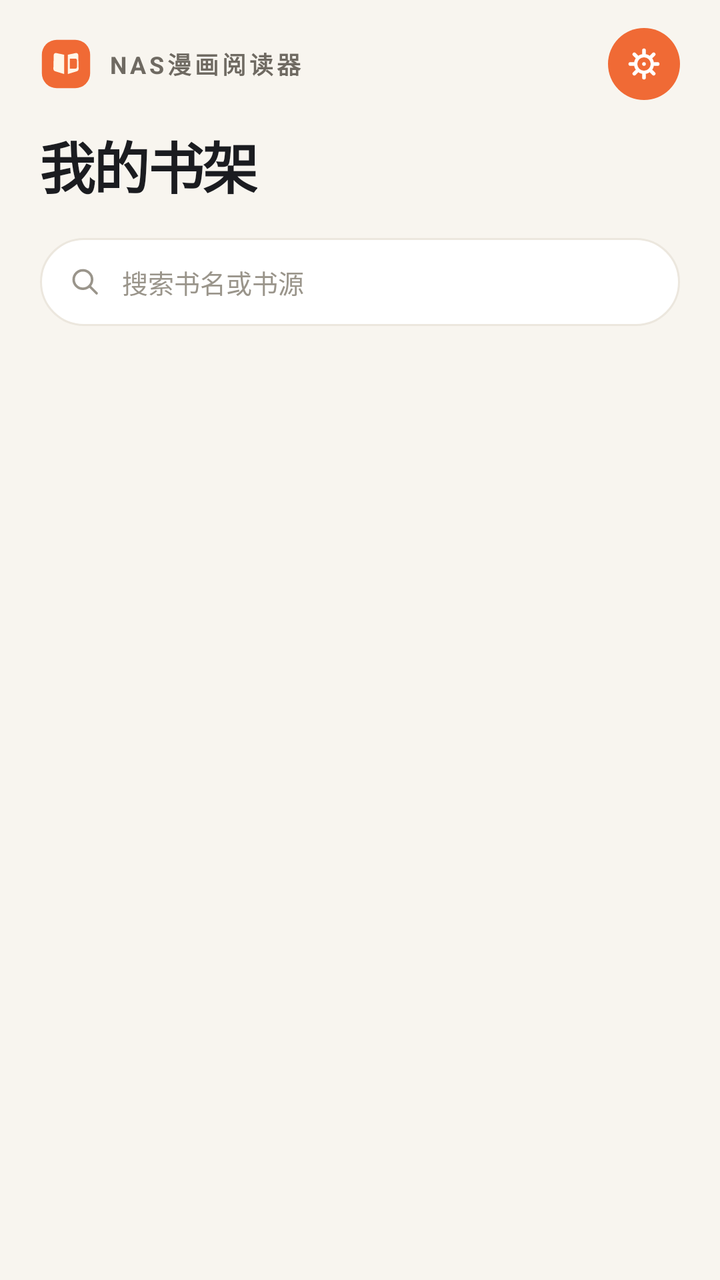
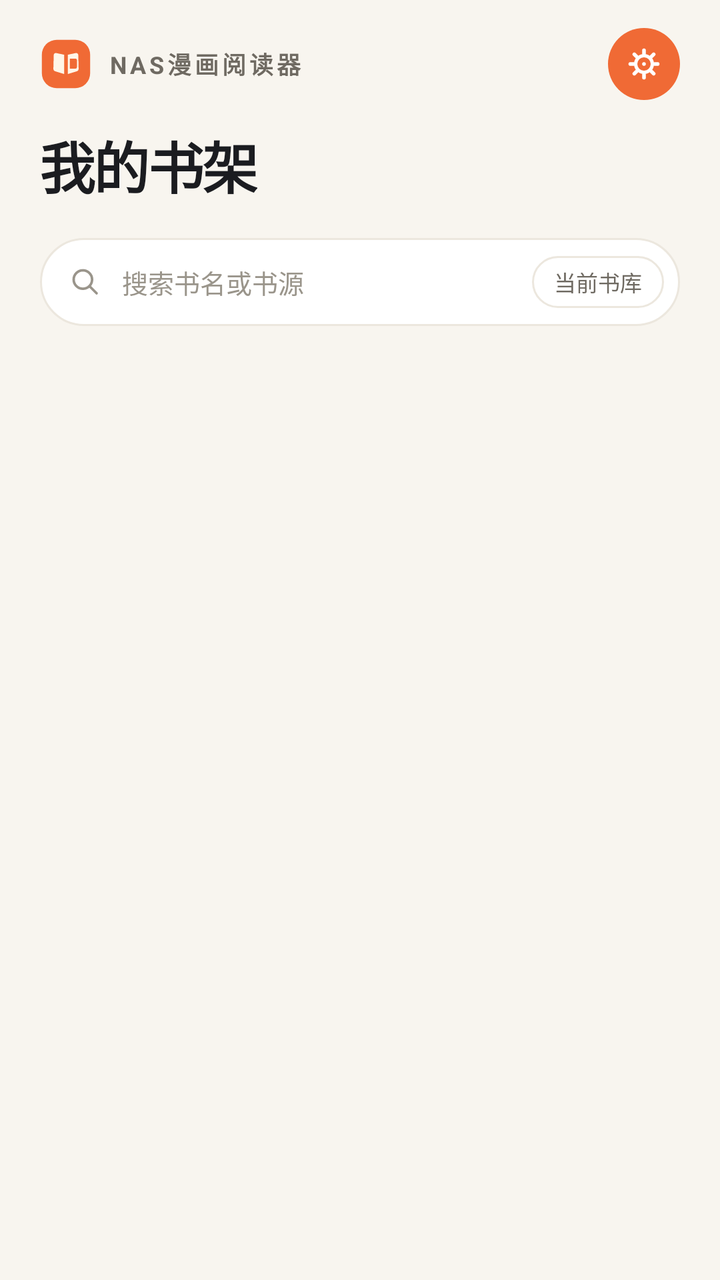

An Android layout rendered at two revisions. The XML below is the earlier revision; the diff shows what the commit changed to produce the second picture.
<!-- AndroidManifest.xml: application theme Theme.NasComic -->
<!-- res/layout/activity_main.xml -->
<?xml version="1.0" encoding="utf-8"?>
<LinearLayout xmlns:android="http://schemas.android.com/apk/res/android"
    xmlns:app="http://schemas.android.com/apk/res-auto"
    android:layout_width="match_parent"
    android:layout_height="match_parent"
    android:background="@color/shell_background"
    android:orientation="vertical">

    
    <LinearLayout
        android:layout_width="match_parent"
        android:layout_height="wrap_content"
        android:orientation="vertical"
        android:paddingStart="@dimen/page_margin"
        android:paddingTop="14dp"
        android:paddingEnd="@dimen/page_margin"
        android:paddingBottom="4dp">

        <LinearLayout
            android:layout_width="match_parent"
            android:layout_height="wrap_content"
            android:gravity="center_vertical"
            android:orientation="horizontal">

            <ImageView
                android:layout_width="26dp"
                android:layout_height="26dp"
                android:contentDescription="@null"
                android:src="@drawable/ic_brand_mark" />

            <TextView
                android:layout_width="0dp"
                android:layout_height="wrap_content"
                android:layout_marginStart="8dp"
                android:layout_weight="1"
                android:ellipsize="end"
                android:letterSpacing="0.14"
                android:maxLines="1"
                android:text="@string/app_name"
                android:textColor="@color/shell_ink_muted"
                android:textSize="12sp"
                android:textStyle="bold" />

            <ImageView
                android:id="@+id/settings"
                android:layout_width="36dp"
                android:layout_height="36dp"
                android:layout_marginStart="8dp"
                android:background="@drawable/bg_accent_circle"
                android:contentDescription="@string/action_settings"
                android:padding="8dp"
                android:src="@drawable/ic_settings_line"
                app:tint="@android:color/white" />
        </LinearLayout>

        <LinearLayout
            android:layout_width="match_parent"
            android:layout_height="wrap_content"
            android:layout_marginTop="12dp"
            android:baselineAligned="false"
            android:gravity="bottom"
            android:orientation="horizontal">

            <TextView
                android:id="@+id/shelf_title"
                style="@style/PageTitle"
                android:layout_width="wrap_content"
                android:layout_height="wrap_content"
                android:text="@string/shelf_title" />

            <TextView
                android:id="@+id/shelf_count"
                android:layout_width="0dp"
                android:layout_height="wrap_content"
                android:layout_marginBottom="3dp"
                android:layout_marginStart="12dp"
                android:layout_weight="1"
                android:gravity="end"
                android:lineSpacingExtra="3dp"
                android:textColor="@color/shell_ink_faint"
                android:textSize="10sp" />
        </LinearLayout>
    </LinearLayout>

    
    <LinearLayout
        android:id="@+id/search_row"
        android:layout_width="match_parent"
        android:layout_height="44dp"
        android:layout_marginStart="@dimen/page_margin"
        android:layout_marginTop="12dp"
        android:layout_marginEnd="@dimen/page_margin"
        android:background="@drawable/bg_search_bar"
        android:gravity="center_vertical"
        android:orientation="horizontal"
        android:paddingStart="14dp"
        android:paddingEnd="8dp">

        <ImageView
            android:layout_width="17dp"
            android:layout_height="17dp"
            android:contentDescription="@null"
            android:src="@drawable/ic_search"
            app:tint="@color/shell_ink_faint" />

        <EditText
            android:id="@+id/search_input"
            android:layout_width="0dp"
            android:layout_height="match_parent"
            android:layout_marginStart="10dp"
            android:layout_weight="1"
            android:background="@null"
            android:hint="@string/shelf_search_hint"
            android:imeOptions="actionSearch"
            android:inputType="text"
            android:maxLines="1"
            android:textColor="@color/shell_ink"
            android:textColorHint="@color/shell_ink_faint"
            android:textSize="13sp" />
    </LinearLayout>

    <androidx.recyclerview.widget.RecyclerView
        android:id="@+id/grid"
        android:layout_width="match_parent"
        android:layout_height="0dp"
        android:layout_weight="1"
        android:clipToPadding="false"
        android:paddingHorizontal="14dp"
        android:paddingTop="8dp"
        android:paddingBottom="8dp" />

    
    <TextView
        android:id="@+id/search_empty"
        android:layout_width="match_parent"
        android:layout_height="0dp"
        android:layout_weight="1"
        android:gravity="center"
        android:text="@string/shelf_search_empty"
        android:textColor="@color/shell_ink_faint"
        android:textSize="13sp"
        android:visibility="gone" />

    
    <LinearLayout
        android:id="@+id/empty"
        android:layout_width="match_parent"
        android:layout_height="0dp"
        android:layout_weight="1"
        android:gravity="center"
        android:orientation="vertical"
        android:paddingStart="36dp"
        android:paddingEnd="36dp"
        android:paddingBottom="40dp"
        android:visibility="gone">

        <ImageView
            android:layout_width="56dp"
            android:layout_height="56dp"
            android:contentDescription="@null"
            android:src="@drawable/ic_brand_mark" />

        <TextView
            android:layout_width="match_parent"
            android:layout_height="wrap_content"
            android:layout_marginTop="18dp"
            android:gravity="center"
            android:text="@string/shelf_empty_title"
            android:textColor="@color/shell_ink"
            android:textSize="17sp"
            android:textStyle="bold" />

        <TextView
            android:layout_width="match_parent"
            android:layout_height="wrap_content"
            android:layout_marginTop="8dp"
            android:gravity="center"
            android:lineSpacingExtra="4dp"
            android:text="@string/shelf_empty"
            android:textColor="@color/shell_ink_muted"
            android:textSize="12sp" />

        <LinearLayout
            android:layout_width="wrap_content"
            android:layout_height="wrap_content"
            android:layout_marginTop="22dp"
            android:gravity="center_vertical"
            android:orientation="horizontal">

            <TextView
                android:id="@+id/empty_local"
                android:layout_width="wrap_content"
                android:layout_height="40dp"
                android:background="@drawable/bg_pill_ink"
                android:gravity="center"
                android:paddingStart="20dp"
                android:paddingEnd="20dp"
                android:text="@string/shelf_empty_local"
                android:textColor="#FFFFFFFF"
                android:textSize="13sp" />

            <TextView
                android:id="@+id/empty_remote"
                android:layout_width="wrap_content"
                android:layout_height="40dp"
                android:layout_marginStart="10dp"
                android:background="@drawable/bg_pill_outline"
                android:gravity="center"
                android:paddingStart="20dp"
                android:paddingEnd="20dp"
                android:text="@string/shelf_empty_remote"
                android:textColor="@color/shell_ink"
                android:textSize="13sp" />
        </LinearLayout>
    </LinearLayout>

    
    <LinearLayout
        android:id="@+id/select_bar"
        android:layout_width="match_parent"
        android:layout_height="52dp"
        android:background="@drawable/bg_bottom_bar"
        android:gravity="center_vertical"
        android:orientation="horizontal"
        android:paddingStart="@dimen/page_margin"
        android:paddingEnd="@dimen/page_margin"
        android:visibility="gone">

        <TextView
            android:id="@+id/select_count"
            android:layout_width="0dp"
            android:layout_height="wrap_content"
            android:layout_weight="1"
            android:textColor="@color/shell_ink"
            android:textSize="13sp" />

        <TextView
            android:id="@+id/select_cancel"
            android:layout_width="wrap_content"
            android:layout_height="34dp"
            android:background="@drawable/bg_pill_outline"
            android:gravity="center"
            android:paddingStart="16dp"
            android:paddingEnd="16dp"
            android:text="@string/action_cancel"
            android:textColor="@color/shell_ink"
            android:textSize="12sp" />

        <TextView
            android:id="@+id/select_delete"
            android:layout_width="wrap_content"
            android:layout_height="34dp"
            android:layout_marginStart="10dp"
            android:background="@drawable/bg_pill_ink"
            android:gravity="center"
            android:paddingStart="16dp"
            android:paddingEnd="16dp"
            android:text="@string/shelf_menu_delete"
            android:textColor="#FFFFFFFF"
            android:textSize="12sp" />
    </LinearLayout>

    <TextView
        android:id="@+id/status"
        android:layout_width="match_parent"
        android:layout_height="wrap_content"
        android:gravity="center"
        android:paddingStart="16dp"
        android:paddingTop="6dp"
        android:paddingEnd="16dp"
        android:paddingBottom="8dp"
        android:textColor="@color/shell_ink_faint"
        android:textSize="10sp" />

</LinearLayout>
<!-- resources referenced by this layout -->
<resources>
  <color name="shell_background">#F8F5EF</color>
  <color name="shell_ink">#1B1C20</color>
  <color name="shell_ink_faint">#9A958B</color>
  <color name="shell_ink_muted">#6F6A62</color>
  <dimen name="page_margin">20dp</dimen>
  <!-- drawable bg_accent_circle (drawable) -->
  <?xml version="1.0" encoding="utf-8"?>
  <ripple xmlns:android="http://schemas.android.com/apk/res/android"
      android:color="#33FFFFFF">
      <item>
          <shape android:shape="oval">
              <solid android:color="@color/brand_accent" />
          </shape>
      </item>
  </ripple>
  <!-- drawable bg_bottom_bar (drawable) -->
  <?xml version="1.0" encoding="utf-8"?>
  <layer-list xmlns:android="http://schemas.android.com/apk/res/android">
      <item>
          <shape android:shape="rectangle">
              <solid android:color="@color/shell_surface_soft" />
          </shape>
      </item>
      <item android:gravity="top" android:height="1dp">
          <shape android:shape="rectangle">
              <solid android:color="@color/shell_stroke" />
          </shape>
      </item>
  </layer-list>
  <!-- drawable bg_pill_ink (drawable) -->
  <?xml version="1.0" encoding="utf-8"?>
  <selector xmlns:android="http://schemas.android.com/apk/res/android">
      <item android:state_pressed="true">
          <shape android:shape="rectangle">
              <solid android:color="#FF000000" />
              <corners android:radius="99dp" />
          </shape>
      </item>
      <item>
          <shape android:shape="rectangle">
              <solid android:color="@color/shell_ink" />
              <corners android:radius="99dp" />
          </shape>
      </item>
  </selector>
  <!-- drawable bg_search_bar (drawable) -->
  <?xml version="1.0" encoding="utf-8"?>
  <shape xmlns:android="http://schemas.android.com/apk/res/android" android:shape="rectangle">
      <solid android:color="@color/shell_surface" />
      <corners android:radius="22dp" />
      <stroke android:width="1dp" android:color="@color/shell_stroke" />
  </shape>
  <string name="action_cancel">取消</string>
  <string name="action_settings">设置</string>
  <string name="app_name">NAS漫画阅读器</string>
  <string name="shelf_empty">本地目录与 NAS 共享都在这里汇总，扫一次就能按页读。</string>
  <string name="shelf_empty_local">选择本地目录</string>
  <string name="shelf_empty_remote">添加 NAS 共享</string>
  <string name="shelf_empty_title">还没有书库</string>
  <string name="shelf_menu_delete">从书库删除</string>
  <string name="shelf_search_empty">没有书名对得上的</string>
  <string name="shelf_search_hint">搜索书名或书源</string>
  <string name="shelf_title">我的书架</string>
  <style name="PageTitle">
          <item name="android:textColor">@color/shell_ink</item>
          <item name="android:textSize">28sp</item>
          <item name="android:textStyle">bold</item>
          <item name="android:letterSpacing">-0.03</item>
      </style>
  <color name="brand_accent">#F06A35</color>
  <color name="shell_surface_soft">#FCFAF6</color>
  <color name="shell_stroke">#ECE7DE</color>
  <color name="shell_divider">#F0EBE2</color>
  <color name="shell_surface">#FFFFFF</color>
  <style name="Theme.NasComic.Dialog" parent="ThemeOverlay.MaterialComponents.Dialog.Alert">
          <item name="colorPrimary">@color/brand_accent</item>
          <item name="colorSurface">@color/shell_surface</item>
          <item name="colorOnSurface">@color/shell_ink</item>
          <item name="shapeAppearanceOverlay">@style/Shape.Dialog</item>
      </style>
  <style name="Shape.Dialog" parent="">
          <item name="cornerFamily">rounded</item>
          <item name="cornerSize">22dp</item>
      </style>
  <!-- unchanged entries left out for length: 5 -->
</resources>

<!-- the commit's change to res/layout/activity_main.xml (unified diff, before → after) -->
@@ -117,6 +117,18 @@
             android:textColor="@color/shell_ink"
             android:textColorHint="@color/shell_ink_faint"
             android:textSize="13sp" />
+
+        <TextView
+            android:id="@+id/search_scope"
+            android:layout_width="wrap_content"
+            android:layout_height="26dp"
+            android:background="@drawable/bg_chip_unselected"
+            android:gravity="center"
+            android:paddingStart="11dp"
+            android:paddingEnd="11dp"
+            android:text="@string/shelf_scope_library"
+            android:textColor="@color/shell_ink_muted"
+            android:textSize="11sp" />
     </LinearLayout>
 
     <androidx.recyclerview.widget.RecyclerView
@@ -255,7 +267,7 @@
             android:gravity="center"
             android:paddingStart="16dp"
             android:paddingEnd="16dp"
-            android:text="@string/shelf_menu_delete"
+            android:text="@string/shelf_batch"
             android:textColor="#FFFFFFFF"
             android:textSize="12sp" />
     </LinearLayout>
<!-- resource entries referenced after the edit -->
@@ -29,6 +29,13 @@
           </shape>
       </item>
   </layer-list>
+  <!-- drawable bg_chip_unselected (drawable) -->
+  <?xml version="1.0" encoding="utf-8"?>
+  <shape xmlns:android="http://schemas.android.com/apk/res/android" android:shape="rectangle">
+      <solid android:color="@color/shell_surface" />
+      <corners android:radius="@dimen/radius_chip" />
+      <stroke android:width="1dp" android:color="@color/shell_stroke" />
+  </shape>
   <!-- drawable bg_pill_ink (drawable) -->
   <?xml version="1.0" encoding="utf-8"?>
   <selector xmlns:android="http://schemas.android.com/apk/res/android">
@@ -55,11 +62,12 @@
   <string name="action_cancel">取消</string>
   <string name="action_settings">设置</string>
   <string name="app_name">NAS漫画阅读器</string>
+  <string name="shelf_batch">批量操作</string>
   <string name="shelf_empty">本地目录与 NAS 共享都在这里汇总，扫一次就能按页读。</string>
   <string name="shelf_empty_local">选择本地目录</string>
   <string name="shelf_empty_remote">添加 NAS 共享</string>
   <string name="shelf_empty_title">还没有书库</string>
-  <string name="shelf_menu_delete">从书库删除</string>
+  <string name="shelf_scope_library">当前书库</string>
   <string name="shelf_search_empty">没有书名对得上的</string>
   <string name="shelf_search_hint">搜索书名或书源</string>
   <string name="shelf_title">我的书架</string>
@@ -74,6 +82,7 @@
   <color name="shell_stroke">#ECE7DE</color>
   <color name="shell_divider">#F0EBE2</color>
   <color name="shell_surface">#FFFFFF</color>
+  <dimen name="radius_chip">18dp</dimen>
   <style name="Theme.NasComic.Dialog" parent="ThemeOverlay.MaterialComponents.Dialog.Alert">
           <item name="colorPrimary">@color/brand_accent</item>
           <item name="colorSurface">@color/shell_surface</item>
